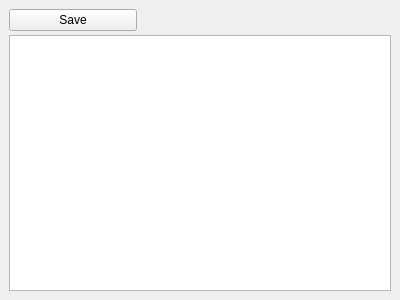
Before: the Qt Designer form nixstbuild/src/textfedit.ui in BackupTheBerlios/nixstaller-svn, drawn with Qt 5.
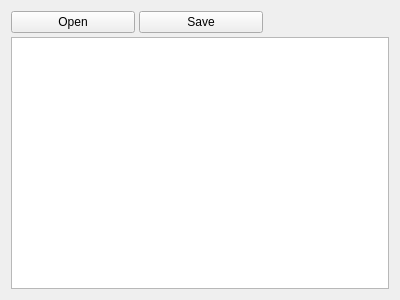
After: the same form once the commit is applied. Icons and pictures are not drawn.

What changed in the file:
```diff
--- a/nixstbuild/src/textfedit.ui
+++ b/nixstbuild/src/textfedit.ui
@@ -13,22 +13,55 @@
    <string>Form</string>
   </property>
   <layout class="QGridLayout" >
-   <property name="margin" >
-    <number>9</number>
-   </property>
-   <property name="spacing" >
-    <number>6</number>
-   </property>
    <item row="0" column="0" >
     <layout class="QVBoxLayout" >
-     <property name="margin" >
-      <number>0</number>
+     <property name="spacing" >
+      <number>4</number>
      </property>
+     <item>
+      <layout class="QHBoxLayout" >
      <property name="spacing" >
       <number>4</number>
      </property>
+       <item>
+        <widget class="QPushButton" name="openButton" >
+         <property name="minimumSize" >
+          <size>
+           <width>124</width>
+           <height>0</height>
+          </size>
+         </property>
+         <property name="maximumSize" >
+          <size>
+           <width>124</width>
+           <height>24</height>
+          </size>
+         </property>
+         <property name="baseSize" >
+          <size>
+           <width>128</width>
+           <height>24</height>
+          </size>
+         </property>
+         <property name="toolTip" >
+          <string/>
+         </property>
+         <property name="text" >
+          <string>Open</string>
+         </property>
+         <property name="icon" >
+          <iconset resource="application.qrc" >:/cr32-action-fileopen.png</iconset>
+         </property>
+        </widget>
+       </item>
      <item>
       <widget class="QPushButton" name="saveButton" >
+         <property name="minimumSize" >
+          <size>
+           <width>124</width>
+           <height>0</height>
+          </size>
+         </property>
        <property name="maximumSize" >
         <size>
          <width>128</width>
@@ -56,11 +89,26 @@
       </widget>
      </item>
      <item>
+        <spacer>
+         <property name="orientation" >
+          <enum>Qt::Horizontal</enum>
+         </property>
+         <property name="sizeHint" >
+          <size>
+           <width>40</width>
+           <height>20</height>
+          </size>
+         </property>
+        </spacer>
+       </item>
+      </layout>
+     </item>
+     <item>
       <widget class="QTextEdit" name="textEdit" >
        <property name="html" >
         <string>&lt;html>&lt;head>&lt;meta name="qrichtext" content="1" />&lt;style type="text/css">
 p, li { white-space: pre-wrap; }
-&lt;/style>&lt;/head>&lt;body style=" font-family:'Sans Serif'; font-size:9pt; font-weight:400; font-style:normal; text-decoration:none;">
+&lt;/style>&lt;/head>&lt;body style=" font-family:'Sans Serif'; font-size:9pt; font-weight:400; font-style:normal;">
 &lt;p style="-qt-paragraph-type:empty; margin-top:0px; margin-bottom:0px; margin-left:0px; margin-right:0px; -qt-block-indent:0; text-indent:0px;">&lt;/p>&lt;/body>&lt;/html></string>
        </property>
       </widget>
```
Left out of the diff: 5 changed lines with no effect on the pictures. Lines whose indentation alone changed are shown as unchanged.
